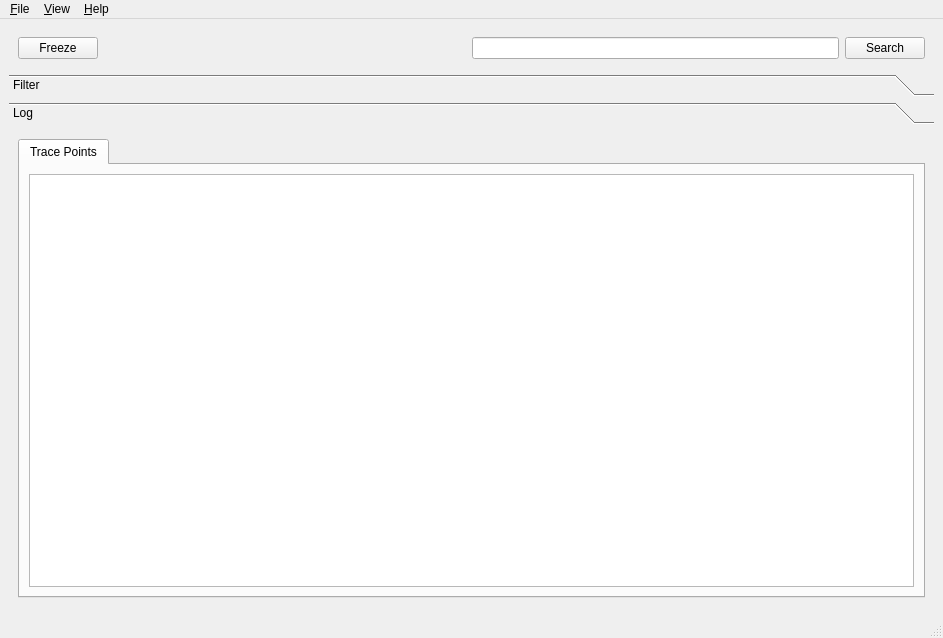
Before: the Qt Designer form gui/mainwindow.ui in froglogic/tracetool, drawn with Qt 5.
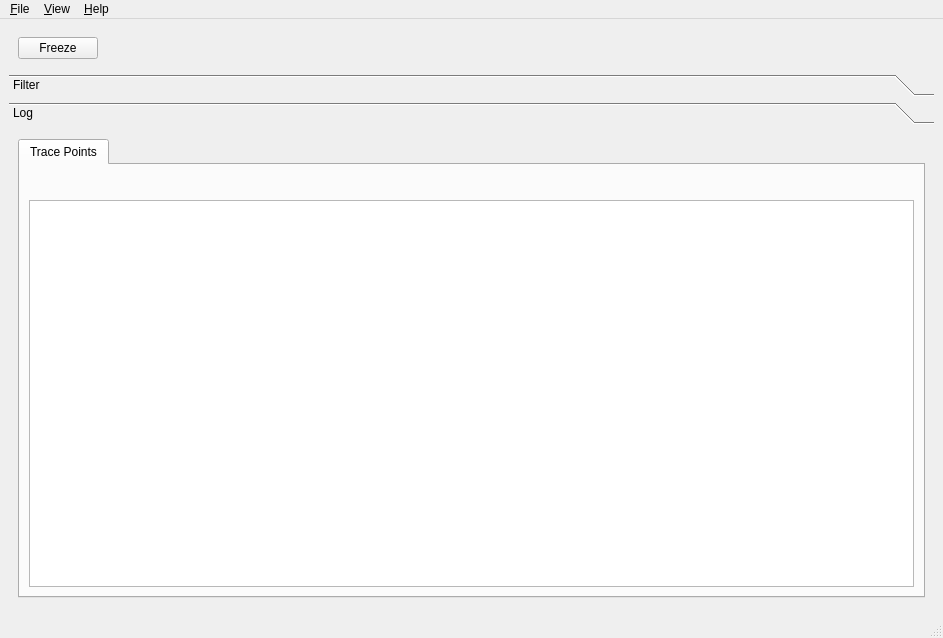
After: the same form once the commit is applied. Icons and pictures are not drawn. Custom widgets are drawn as their Qt base class.

Commit message: Replace old search field with SearchWidget on trace points tab

Diff of the .ui file:
```diff
--- a/gui/mainwindow.ui
+++ b/gui/mainwindow.ui
@@ -48,16 +48,6 @@
          </property>
         </spacer>
        </item>
-       <item>
-        <widget class="QLineEdit" name="lineEdit"/>
-       </item>
-       <item>
-        <widget class="QPushButton" name="pushButton_3">
-         <property name="text">
-          <string>Search</string>
-         </property>
-        </widget>
-       </item>
       </layout>
      </widget>
     </item>
@@ -90,7 +80,7 @@
          <x>0</x>
          <y>0</y>
          <width>925</width>
-         <height>488</height>
+         <height>474</height>
         </rect>
        </property>
        <attribute name="label">
@@ -106,9 +96,31 @@
            <attribute name="title">
             <string>Trace Points</string>
            </attribute>
-           <layout class="QVBoxLayout" name="verticalLayout_2">
-            <item>
+           <layout class="QGridLayout" name="gridLayout_2">
+            <item row="0" column="0">
+             <spacer name="horizontalSpacer_2">
+              <property name="orientation">
+               <enum>Qt::Horizontal</enum>
+              </property>
+              <property name="sizeHint" stdset="0">
+               <size>
+                <width>884</width>
+                <height>20</height>
+               </size>
+              </property>
+             </spacer>
+            </item>
+            <item row="0" column="1">
+             <widget class="SearchWidget" name="tracePointsSearchWidget" native="true"/>
+            </item>
+            <item row="1" column="0" colspan="2">
              <widget class="QTableView" name="tracePointsView">
+              <property name="sizePolicy">
+               <sizepolicy hsizetype="Expanding" vsizetype="Expanding">
+                <horstretch>0</horstretch>
+                <verstretch>1</verstretch>
+               </sizepolicy>
+              </property>
               <attribute name="horizontalHeaderStretchLastSection">
                <bool>true</bool>
               </attribute>
@@ -187,6 +199,14 @@
    </property>
   </action>
  </widget>
+ <customwidgets>
+  <customwidget>
+   <class>SearchWidget</class>
+   <extends>QWidget</extends>
+   <header>searchwidget.h</header>
+   <container>1</container>
+  </customwidget>
+ </customwidgets>
  <resources>
   <include location="gui.qrc"/>
  </resources>
```
Left out of the diff: 2 changed lines with no effect on the pictures. The commit also changes 1 other file.
